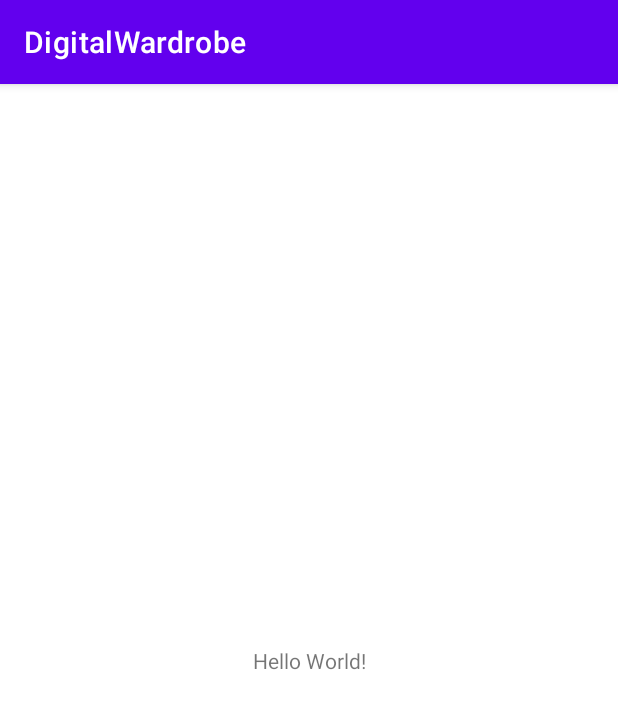
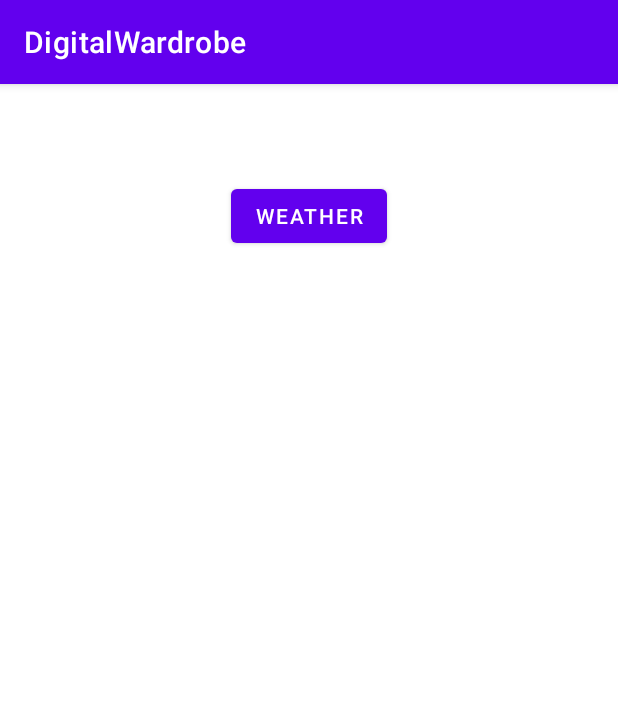
Before and after one commit to KSVarun/DigitalWardrobe, an Android app: the screen it shows after launch (MainActivity), on a phone screen of 412 x 824 dp. Shown: the top 709 px of the screen. Run offline under Robolectric (Android 15) with nearby library versions, the phone set to English and light mode, and no system bars.

Commit message:
Implemented basic Weather-API for live weather data. TODO: get weather data that predicts weather.

```diff
--- a/app/src/main/AndroidManifest.xml
+++ b/app/src/main/AndroidManifest.xml
@@ -1,6 +1,8 @@
 <?xml version="1.0" encoding="utf-8"?>
 <manifest xmlns:android="http://schemas.android.com/apk/res/android"
     package="com.hci.digitalwardrobe">
+
+    <uses-permission android:name="android.permission.INTERNET"></uses-permission>
 
     <application
         android:allowBackup="true"
--- a/app/src/main/java/com/hci/digitalwardrobe/MainActivity.java
+++ b/app/src/main/java/com/hci/digitalwardrobe/MainActivity.java
@@ -2,14 +2,32 @@ package com.hci.digitalwardrobe;
 
 import androidx.appcompat.app.AppCompatActivity;
 
+import android.content.Intent;
+import android.os.AsyncTask;
 import android.os.Bundle;
+import android.util.Log;
+import android.view.View;
+import android.widget.Button;
+
+import org.json.JSONArray;
+import org.json.JSONObject;
+
+import java.io.IOException;
+import java.io.InputStream;
+import java.io.InputStreamReader;
+import java.net.HttpURLConnection;
+import java.net.MalformedURLException;
+import java.net.URL;
 
 public class MainActivity extends AppCompatActivity {
+
 
     @Override
     protected void onCreate(Bundle savedInstanceState) {
         super.onCreate(savedInstanceState);
         setContentView(R.layout.activity_main);
+
+        configureWeatherButton();
     }
 
     @Override
@@ -17,4 +35,14 @@ public class MainActivity extends AppCompatActivity {
 
     }
 
+    private void configureWeatherButton() {
+        Button nextButton = (Button) findViewById(R.id.ButtonWeather);
+        nextButton.setOnClickListener(new View.OnClickListener() {
+            @Override
+            public void onClick(View view) {
+                startActivity(new Intent(MainActivity.this, TestActivity.class));
+            }
+        });
+
+    }
 }
--- a/app/src/main/res/layout/activity_main.xml
+++ b/app/src/main/res/layout/activity_main.xml
@@ -6,13 +6,14 @@
     android:layout_height="match_parent"
     tools:context=".MainActivity">
 
-    <TextView
+
+    <Button
+        android:id="@+id/ButtonWeather"
         android:layout_width="wrap_content"
         android:layout_height="wrap_content"
-        android:text="Hello World!"
-        app:layout_constraintBottom_toBottomOf="parent"
-        app:layout_constraintLeft_toLeftOf="parent"
-        app:layout_constraintRight_toRightOf="parent"
+        android:layout_marginTop="64dp"
+        android:text="Weather"
+        app:layout_constraintEnd_toEndOf="parent"
+        app:layout_constraintStart_toStartOf="parent"
         app:layout_constraintTop_toTopOf="parent" />
-
 </androidx.constraintlayout.widget.ConstraintLayout>
```
Also changed, not shown: app/src/main/java/com/hci/digitalwardrobe/TestActivity.java (+70 -0 lines), app/src/main/res/layout/activity_test.xml (+40 -0 lines).
